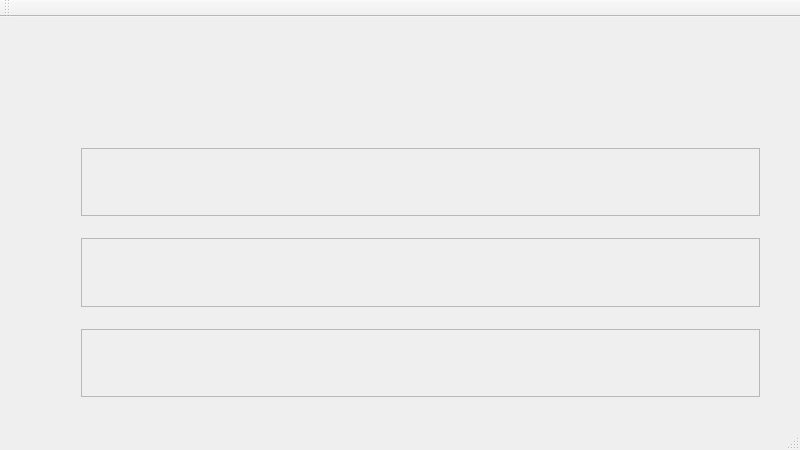
Old version of the form WeekPlaner/mainwindow.ui in the repository jinhang87/qtutil.
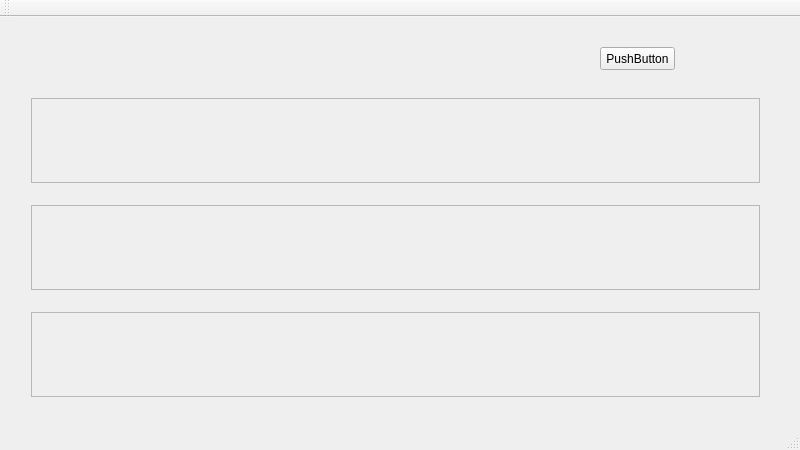
New version of the form. Custom widgets are drawn as their Qt base class.

What changed in the file:
```diff
--- a/WeekPlaner/mainwindow.ui
+++ b/WeekPlaner/mainwindow.ui
@@ -14,13 +14,26 @@
    <string>MainWindow</string>
   </property>
   <widget class="QWidget" name="centralWidget">
+   <widget class="QPushButton" name="pushButton">
+    <property name="geometry">
+     <rect>
+      <x>600</x>
+      <y>30</y>
+      <width>75</width>
+      <height>23</height>
+     </rect>
+    </property>
+    <property name="text">
+     <string>PushButton</string>
+    </property>
+   </widget>
    <widget class="QWidget" name="">
     <property name="geometry">
      <rect>
-      <x>70</x>
-      <y>120</y>
-      <width>701</width>
-      <height>271</height>
+      <x>20</x>
+      <y>70</y>
+      <width>751</width>
+      <height>321</height>
      </rect>
     </property>
     <layout class="QVBoxLayout" name="verticalLayout">
```
